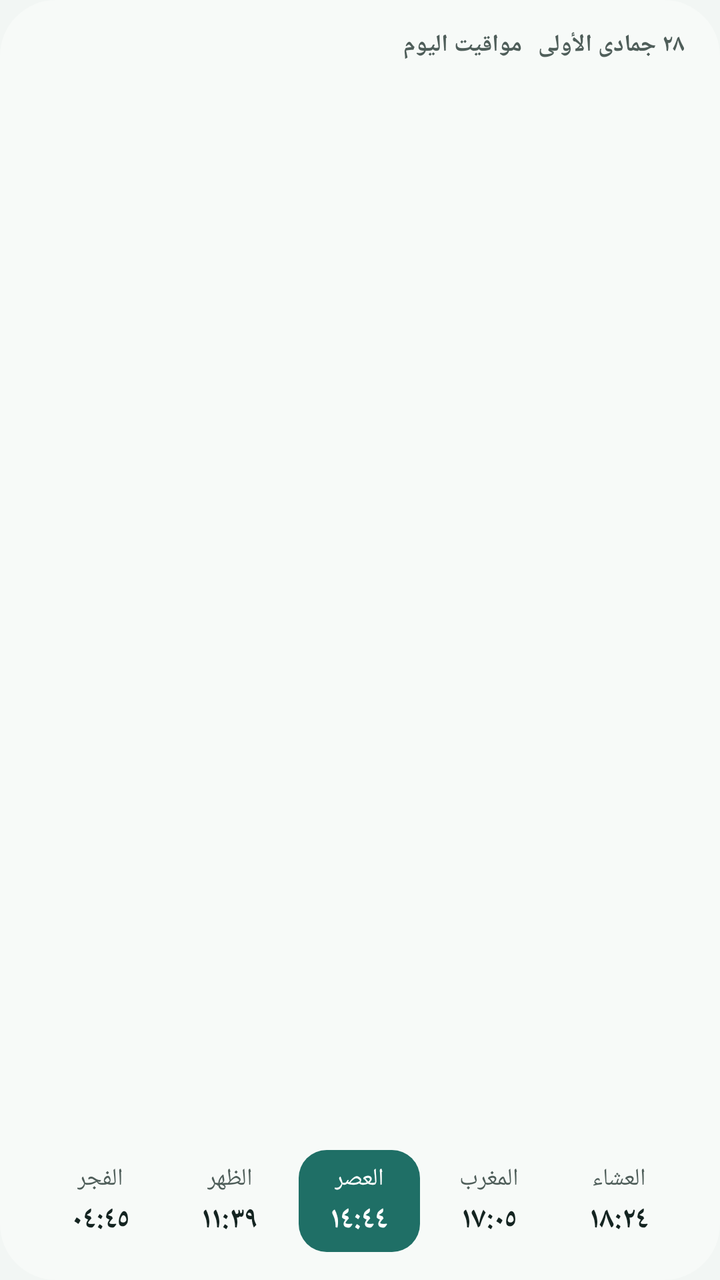
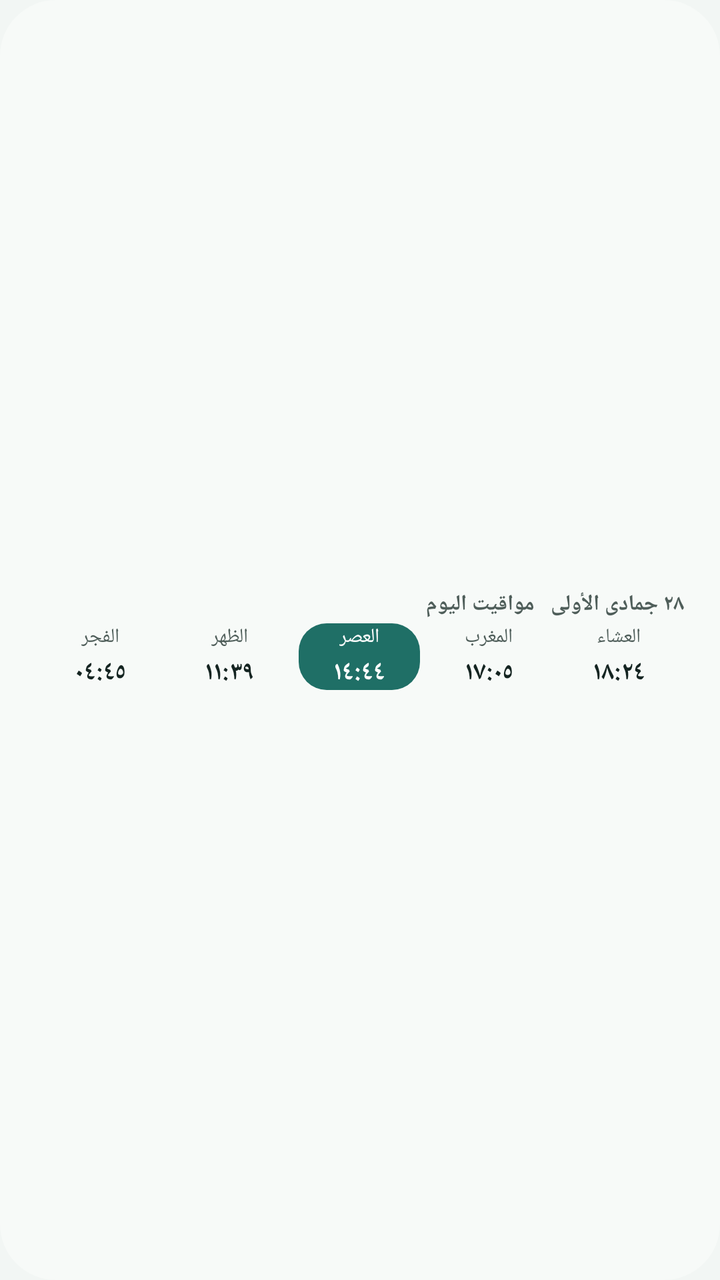

Screens rendered from an Android XML layout before and after an edit, with the pre-edit source and the edit as a unified diff.
<!-- AndroidManifest.xml: application theme Theme.Mawaqeet -->
<!-- res/layout/widget_preview_today_times.xml -->
<?xml version="1.0" encoding="utf-8"?>
<LinearLayout xmlns:android="http://schemas.android.com/apk/res/android"
    android:layout_width="match_parent"
    android:layout_height="match_parent"
    android:background="@drawable/widget_background"
    android:backgroundTint="@color/widget_background"
    android:gravity="top"
    android:orientation="vertical"
    android:paddingHorizontal="18dp"
    android:paddingVertical="14dp">

    <LinearLayout
        android:layout_width="match_parent"
        android:layout_height="wrap_content"
        android:orientation="horizontal">

        <TextView
            android:layout_width="0dp"
            android:layout_height="wrap_content"
            android:layout_weight="1"
            android:ellipsize="end"
            android:maxLines="1"
            android:text="@string/widget_today_times"
            android:textColor="@color/widget_text_muted"
            android:textSize="12sp"
            android:textStyle="bold" />

        <TextView
            android:layout_width="wrap_content"
            android:layout_height="wrap_content"
            android:maxLines="1"
            android:text="@string/widget_preview_hijri_short"
            android:textColor="@color/widget_text_muted"
            android:textSize="12sp"
            android:textStyle="bold"
                android:layout_marginStart="8dp" />
    </LinearLayout>

    <LinearLayout
        android:layout_width="match_parent"
        android:layout_height="0dp"
        android:layout_weight="1"
        android:gravity="bottom"
        android:orientation="horizontal">

        <LinearLayout
            android:layout_width="0dp"
            android:layout_height="wrap_content"
            android:layout_marginHorizontal="2dp"
            android:layout_weight="1"
            android:gravity="center"
            android:orientation="vertical"
            android:paddingVertical="6dp">

            <TextView
                android:layout_width="wrap_content"
                android:layout_height="wrap_content"
                android:maxLines="1"
                android:text="@string/prayer_fajr"
                android:textColor="@color/widget_text_muted"
                android:textSize="12sp" />

            <TextView
                android:layout_width="wrap_content"
                android:layout_height="wrap_content"
                android:maxLines="1"
                android:text="@string/widget_preview_fajr_time"
                android:textColor="@color/widget_text"
                android:textSize="15sp"
                android:textStyle="bold"
                android:layout_marginTop="2dp" />
        </LinearLayout>

        <LinearLayout
            android:layout_width="0dp"
            android:layout_height="wrap_content"
            android:layout_marginHorizontal="2dp"
            android:layout_weight="1"
            android:gravity="center"
            android:orientation="vertical"
            android:paddingVertical="6dp">

            <TextView
                android:layout_width="wrap_content"
                android:layout_height="wrap_content"
                android:maxLines="1"
                android:text="@string/prayer_dhuhr"
                android:textColor="@color/widget_text_muted"
                android:textSize="12sp" />

            <TextView
                android:layout_width="wrap_content"
                android:layout_height="wrap_content"
                android:maxLines="1"
                android:text="@string/widget_preview_dhuhr_time"
                android:textColor="@color/widget_text"
                android:textSize="15sp"
                android:textStyle="bold"
                android:layout_marginTop="2dp" />
        </LinearLayout>

        <LinearLayout
            android:layout_width="0dp"
            android:layout_height="wrap_content"
            android:layout_marginHorizontal="2dp"
            android:layout_weight="1"
            android:background="@drawable/widget_cell_next"
            android:backgroundTint="@color/widget_accent"
            android:gravity="center"
            android:orientation="vertical"
            android:paddingVertical="6dp">

            <TextView
                android:layout_width="wrap_content"
                android:layout_height="wrap_content"
                android:maxLines="1"
                android:text="@string/prayer_asr"
                android:textColor="@color/widget_on_accent"
                android:textSize="12sp" />

            <TextView
                android:layout_width="wrap_content"
                android:layout_height="wrap_content"
                android:maxLines="1"
                android:text="@string/widget_preview_asr_time"
                android:textColor="@color/widget_on_accent"
                android:textSize="15sp"
                android:textStyle="bold"
                android:layout_marginTop="2dp" />
        </LinearLayout>

        <LinearLayout
            android:layout_width="0dp"
            android:layout_height="wrap_content"
            android:layout_marginHorizontal="2dp"
            android:layout_weight="1"
            android:gravity="center"
            android:orientation="vertical"
            android:paddingVertical="6dp">

            <TextView
                android:layout_width="wrap_content"
                android:layout_height="wrap_content"
                android:maxLines="1"
                android:text="@string/prayer_maghrib"
                android:textColor="@color/widget_text_muted"
                android:textSize="12sp" />

            <TextView
                android:layout_width="wrap_content"
                android:layout_height="wrap_content"
                android:maxLines="1"
                android:text="@string/widget_preview_maghrib_time"
                android:textColor="@color/widget_text"
                android:textSize="15sp"
                android:textStyle="bold"
                android:layout_marginTop="2dp" />
        </LinearLayout>

        <LinearLayout
            android:layout_width="0dp"
            android:layout_height="wrap_content"
            android:layout_marginHorizontal="2dp"
            android:layout_weight="1"
            android:gravity="center"
            android:orientation="vertical"
            android:paddingVertical="6dp">

            <TextView
                android:layout_width="wrap_content"
                android:layout_height="wrap_content"
                android:maxLines="1"
                android:text="@string/prayer_isha"
                android:textColor="@color/widget_text_muted"
                android:textSize="12sp" />

            <TextView
                android:layout_width="wrap_content"
                android:layout_height="wrap_content"
                android:maxLines="1"
                android:text="@string/widget_preview_isha_time"
                android:textColor="@color/widget_text"
                android:textSize="15sp"
                android:textStyle="bold"
                android:layout_marginTop="2dp" />
        </LinearLayout>
    </LinearLayout>
</LinearLayout>
<!-- resources referenced by this layout -->
<resources>
  <color name="widget_accent">#1F6F66</color>
  <color name="widget_background">#F7FAF8</color>
  <color name="widget_on_accent">#FFFFFF</color>
  <color name="widget_text">#142421</color>
  <color name="widget_text_muted">#4F5E5A</color>
  <!-- drawable widget_background (drawable) -->
  <?xml version="1.0" encoding="utf-8"?>
  <shape xmlns:android="http://schemas.android.com/apk/res/android" android:shape="rectangle">
      <solid android:color="@android:color/white" />
      <corners android:radius="@dimen/widget_radius" />
  </shape>
  <!-- drawable widget_cell_next (drawable) -->
  <?xml version="1.0" encoding="utf-8"?>
  <shape xmlns:android="http://schemas.android.com/apk/res/android" android:shape="rectangle">
      <solid android:color="@android:color/white" />
      <corners android:radius="14dp" />
  </shape>
  <string name="prayer_asr">العصر</string>
  <string name="prayer_dhuhr">الظهر</string>
  <string name="prayer_fajr">الفجر</string>
  <string name="prayer_isha">العشاء</string>
  <string name="prayer_maghrib">المغرب</string>
  <string name="widget_preview_asr_time">١٤:٤٤</string>
  <string name="widget_preview_dhuhr_time">١١:٣٩</string>
  <string name="widget_preview_fajr_time">٠٤:٤٥</string>
  <string name="widget_preview_hijri_short">٢٨ جمادى الأولى</string>
  <string name="widget_preview_isha_time">١٨:٢٤</string>
  <string name="widget_preview_maghrib_time">١٧:٠٥</string>
  <string name="widget_today_times">مواقيت اليوم</string>
  <style name="Theme.Mawaqeet" parent="Theme.AppCompat.DayNight.NoActionBar">
          
          <item name="android:windowBackground">@color/window_background</item>
      </style>
  <dimen name="widget_radius">24dp</dimen>
  <color name="window_background">#F2F6F4</color>
</resources>

<!-- the commit's change to res/layout/widget_preview_today_times.xml (unified diff, before → after) -->
@@ -4,10 +4,10 @@
     android:layout_height="match_parent"
     android:background="@drawable/widget_background"
     android:backgroundTint="@color/widget_background"
-    android:gravity="top"
+    android:gravity="center_vertical"
     android:orientation="vertical"
     android:paddingHorizontal="18dp"
-    android:paddingVertical="14dp">
+    android:paddingVertical="4dp">
 
     <LinearLayout
         android:layout_width="match_parent"
@@ -22,7 +22,7 @@
             android:maxLines="1"
             android:text="@string/widget_today_times"
             android:textColor="@color/widget_text_muted"
-            android:textSize="12sp"
+            android:textSize="11sp"
             android:textStyle="bold" />
 
         <TextView
@@ -31,16 +31,16 @@
             android:maxLines="1"
             android:text="@string/widget_preview_hijri_short"
             android:textColor="@color/widget_text_muted"
-            android:textSize="12sp"
+            android:textSize="11sp"
             android:textStyle="bold"
                 android:layout_marginStart="8dp" />
     </LinearLayout>
 
     <LinearLayout
         android:layout_width="match_parent"
-        android:layout_height="0dp"
-        android:layout_weight="1"
-        android:gravity="bottom"
+        android:layout_height="wrap_content"
+        android:layout_marginTop="2dp"
+        android:gravity="center_vertical"
         android:orientation="horizontal">
 
         <LinearLayout
@@ -50,7 +50,7 @@
             android:layout_weight="1"
             android:gravity="center"
             android:orientation="vertical"
-            android:paddingVertical="6dp">
+            android:paddingVertical="0dp">
 
             <TextView
                 android:layout_width="wrap_content"
@@ -58,7 +58,7 @@
                 android:maxLines="1"
                 android:text="@string/prayer_fajr"
                 android:textColor="@color/widget_text_muted"
-                android:textSize="12sp" />
+                android:textSize="10sp" />
 
             <TextView
                 android:layout_width="wrap_content"
@@ -66,7 +66,7 @@
                 android:maxLines="1"
                 android:text="@string/widget_preview_fajr_time"
                 android:textColor="@color/widget_text"
-                android:textSize="15sp"
+                android:textSize="13sp"
                 android:textStyle="bold"
                 android:layout_marginTop="2dp" />
         </LinearLayout>
@@ -78,7 +78,7 @@
             android:layout_weight="1"
             android:gravity="center"
             android:orientation="vertical"
-            android:paddingVertical="6dp">
+            android:paddingVertical="0dp">
 
             <TextView
                 android:layout_width="wrap_content"
@@ -86,7 +86,7 @@
                 android:maxLines="1"
                 android:text="@string/prayer_dhuhr"
                 android:textColor="@color/widget_text_muted"
-                android:textSize="12sp" />
+                android:textSize="10sp" />
 
             <TextView
                 android:layout_width="wrap_content"
@@ -94,7 +94,7 @@
                 android:maxLines="1"
                 android:text="@string/widget_preview_dhuhr_time"
                 android:textColor="@color/widget_text"
-                android:textSize="15sp"
+                android:textSize="13sp"
                 android:textStyle="bold"
                 android:layout_marginTop="2dp" />
         </LinearLayout>
@@ -108,7 +108,7 @@
             android:backgroundTint="@color/widget_accent"
             android:gravity="center"
             android:orientation="vertical"
-            android:paddingVertical="6dp">
+            android:paddingVertical="0dp">
 
             <TextView
                 android:layout_width="wrap_content"
@@ -116,7 +116,7 @@
                 android:maxLines="1"
                 android:text="@string/prayer_asr"
                 android:textColor="@color/widget_on_accent"
-                android:textSize="12sp" />
+                android:textSize="10sp" />
 
             <TextView
                 android:layout_width="wrap_content"
@@ -124,7 +124,7 @@
                 android:maxLines="1"
                 android:text="@string/widget_preview_asr_time"
                 android:textColor="@color/widget_on_accent"
-                android:textSize="15sp"
+                android:textSize="13sp"
                 android:textStyle="bold"
                 android:layout_marginTop="2dp" />
         </LinearLayout>
@@ -136,7 +136,7 @@
             android:layout_weight="1"
             android:gravity="center"
             android:orientation="vertical"
-            android:paddingVertical="6dp">
+            android:paddingVertical="0dp">
 
             <TextView
                 android:layout_width="wrap_content"
@@ -144,7 +144,7 @@
                 android:maxLines="1"
                 android:text="@string/prayer_maghrib"
                 android:textColor="@color/widget_text_muted"
-                android:textSize="12sp" />
+                android:textSize="10sp" />
 
             <TextView
                 android:layout_width="wrap_content"
@@ -152,7 +152,7 @@
                 android:maxLines="1"
                 android:text="@string/widget_preview_maghrib_time"
                 android:textColor="@color/widget_text"
-                android:textSize="15sp"
+                android:textSize="13sp"
                 android:textStyle="bold"
                 android:layout_marginTop="2dp" />
         </LinearLayout>
@@ -164,7 +164,7 @@
             android:layout_weight="1"
             android:gravity="center"
             android:orientation="vertical"
-            android:paddingVertical="6dp">
+            android:paddingVertical="0dp">
 
             <TextView
                 android:layout_width="wrap_content"
@@ -172,7 +172,7 @@
                 android:maxLines="1"
                 android:text="@string/prayer_isha"
                 android:textColor="@color/widget_text_muted"
-                android:textSize="12sp" />
+                android:textSize="10sp" />
 
             <TextView
                 android:layout_width="wrap_content"
@@ -180,7 +180,7 @@
                 android:maxLines="1"
                 android:text="@string/widget_preview_isha_time"
                 android:textColor="@color/widget_text"
-                android:textSize="15sp"
+                android:textSize="13sp"
                 android:textStyle="bold"
                 android:layout_marginTop="2dp" />
         </LinearLayout>
